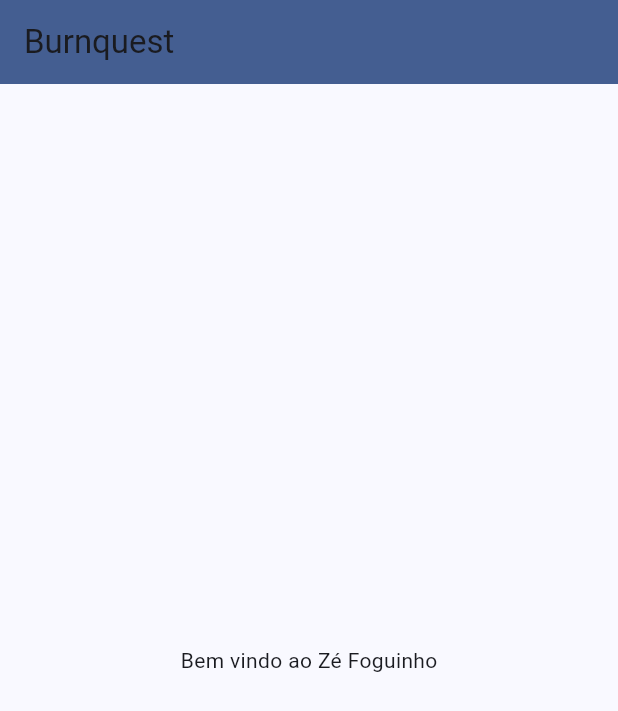
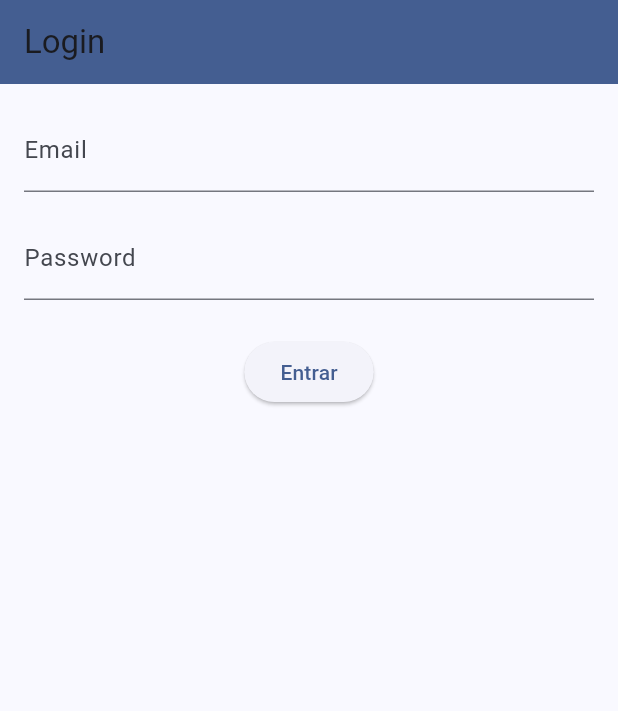
Before and after one commit to AbnerWCR/burn-quest, a Flutter app: the screen it shows after launch, on a phone screen of 412 x 824 dp. Shown: the top 711 px of the screen. Run offline on Flutter 3.47's test engine with Material 3 defaults, Android fonts, the phone set to English and light mode, and no system bars.

Commit message:
feat: Adiciona Login Page sem estilização

```diff
--- a/src/lib/main.dart
+++ b/src/lib/main.dart
@@ -1,5 +1,9 @@
+import 'package:burnquest/services/auth_service.dart';
+import 'package:burnquest/viewmodels/login_viewmodel.dart';
 import 'package:burnquest/views/base_view.dart';
+import 'package:burnquest/views/login_view.dart';
 import 'package:flutter/material.dart';
+import 'package:provider/provider.dart';
 
 void main() {
   runApp(const MyApp());
@@ -11,13 +15,20 @@ class MyApp extends StatelessWidget {
   // This widget is the root of your application.
   @override
   Widget build(BuildContext context) {
-    return MaterialApp(
-      title: 'Flutter Demo',
-      theme: ThemeData(
-        colorScheme: ColorScheme.fromSeed(seedColor: Colors.blueAccent),
-      ),
-      debugShowCheckedModeBanner: false,
-      home: const HomePage(title: 'Burnquest'),
+    return MultiProvider(
+      providers: [
+        ChangeNotifierProvider(
+          create: (_) => LoginViewModel(AuthService()),
+        )
+      ],
+      child: MaterialApp(
+        title: 'Login Page',
+        theme: ThemeData(
+          colorScheme: ColorScheme.fromSeed(seedColor: Colors.blueAccent),
+        ),
+        debugShowCheckedModeBanner: false,
+        home: const LoginView(),
+      )
     );
   }
 }
--- /dev/null
+++ b/src/lib/models/user_model.dart
@@ -0,0 +1,25 @@
+
+
+class UserModel {
+  final String email;
+  final String password;
+
+  UserModel({
+    required this.email,
+    required this.password
+  });
+
+  Map<String, dynamic> toJson() {
+    return {
+      'email': email,
+      'password': password
+    };
+  }
+
+  factory UserModel.fromJson(Map<String, dynamic> json) {
+    return UserModel(
+        email: json['email'] ?? '',
+        password: json['password'] ?? ''
+    );
+  }
+}
--- /dev/null
+++ b/src/lib/services/auth_service.dart
@@ -0,0 +1,14 @@
+import '../models/user_model.dart';
+
+class AuthService {
+
+  Future<bool> login(UserModel user) async {
+    await Future.delayed(const Duration(seconds: 2));
+
+    if (user.email.contains('@') && user.password.length >= 6) {
+      return true;
+    } else {
+      return false;
+    }
+  }
+}
--- /dev/null
+++ b/src/lib/viewmodels/login_viewmodel.dart
@@ -0,0 +1,49 @@
+import 'package:flutter/material.dart';
+import '../models/user_model.dart';
+import '../services/auth_service.dart';
+
+class LoginViewModel extends ChangeNotifier {
+  final AuthService _authService;
+
+  LoginViewModel(this._authService);
+
+  String _email = '';
+  String _password = '';
+  bool _isLoading = false;
+  String? _errorMessage;
+
+  String get email => _email;
+  String get password => _password;
+  bool get isLoading => _isLoading;
+  String? get errorMessage => _errorMessage;
+
+  void setEmail(String value) {
+    _email = value;
+    notifyListeners();
+  }
+
+  void setPassword(String value) {
+    _password = value;
+    notifyListeners();
+  }
+
+  Future<bool> login() async {
+    _setLoading(true);
+    _errorMessage = null;
+
+    final user = UserModel(email: _email, password: _password);
+    final success = await _authService.login(user);
+
+    if (!success) {
+      _errorMessage = 'E-mail ou senha inválidos.';
+    }
+
+    _setLoading(false);
+    return success;
+  }
+
+  void _setLoading(bool value) {
+    _isLoading = value;
+    notifyListeners();
+  }
+}
--- /dev/null
+++ b/src/lib/views/login_view.dart
@@ -0,0 +1,56 @@
+import 'package:flutter/material.dart';
+import 'package:provider/provider.dart';
+
+import '../viewmodels/login_viewmodel.dart';
+
+class LoginView extends StatelessWidget {
+  const LoginView({super.key});
+
+  @override
+  Widget build(BuildContext context) {
+    final viewModel = Provider.of<LoginViewModel>(context);
+
+    return Scaffold(
+      appBar: AppBar(
+        title: const Text('Login'),
+        backgroundColor: Theme.of(context).colorScheme.primary,
+      ),
+      body: Padding(
+          padding: const EdgeInsets.all(16.0),
+          child: Column(
+            children: [
+              TextField(
+                onChanged: viewModel.setEmail,
+                decoration: const InputDecoration(labelText: 'Email'),
+              ),
+              const SizedBox(height: 16),
+              TextField(
+                onChanged: viewModel.setPassword,
+                obscureText: true,
+                decoration: const InputDecoration(labelText: 'Password'),
+              ),
+              const SizedBox(height: 24),
+              if (viewModel.isLoading)
+                const CircularProgressIndicator()
+              else
+                ElevatedButton(
+                    onPressed: () async {
+                      final success = await viewModel.login();
+                      if (success && context.mounted) {
+                        ScaffoldMessenger.of(context).showSnackBar(
+                          const SnackBar(content: Text('Login bem-sucedido!'))
+                        );
+                      } else if (!success && context.mounted) {
+                        ScaffoldMessenger.of(context).showSnackBar(
+                          SnackBar(content: Text(viewModel.errorMessage ?? 'Erro')),
+                        );
+                      }
+                    },
+                    child: const Text('Entrar')
+                )
+            ],
+          ),
+      ),
+    );
+  }
+}
--- a/src/pubspec.yaml
+++ b/src/pubspec.yaml
@@ -30,6 +30,7 @@ environment:
 dependencies:
   flutter:
     sdk: flutter
+  provider: ^6.0.0
 
   # The following adds the Cupertino Icons font to your application.
   # Use with the CupertinoIcons class for iOS style icons.
```
